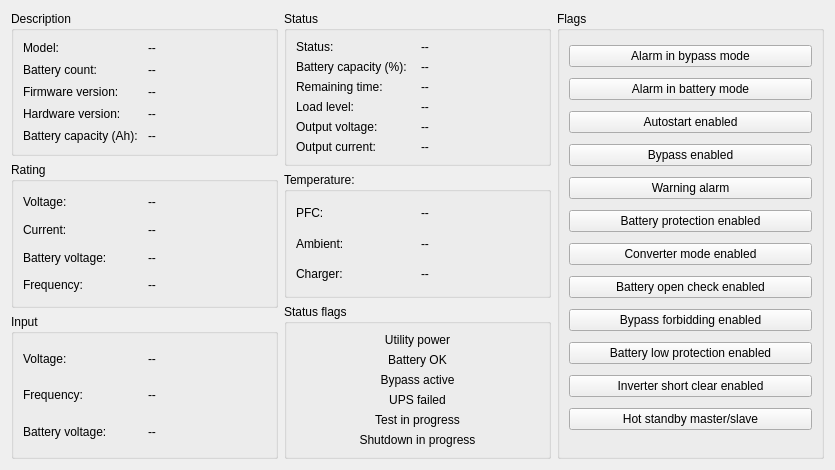
Old version of the form cct/qtgui2/devices/ups/tecnoware.ui in the repository awacha/cct.
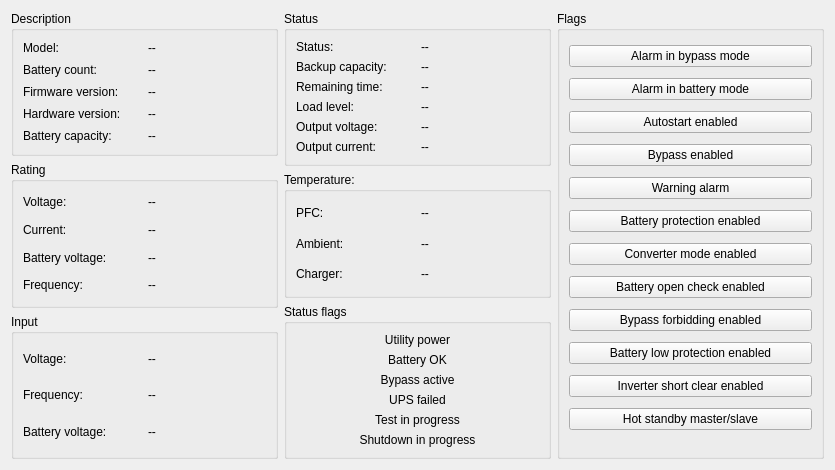
New version of the form. Icons and pictures are not drawn.

```diff
--- a/cct/qtgui2/devices/ups/tecnoware.ui
+++ b/cct/qtgui2/devices/ups/tecnoware.ui
@@ -57,7 +57,7 @@
         <item row="4" column="0">
          <widget class="QLabel" name="label_21">
           <property name="text">
-           <string>Battery capacity (Ah):</string>
+           <string>Battery capacity:</string>
           </property>
          </widget>
         </item>
@@ -277,7 +277,7 @@
         <item row="1" column="0">
          <widget class="QLabel" name="label_18">
           <property name="text">
-           <string>Battery capacity (%):</string>
+           <string>Backup capacity:</string>
           </property>
          </widget>
         </item>
```
